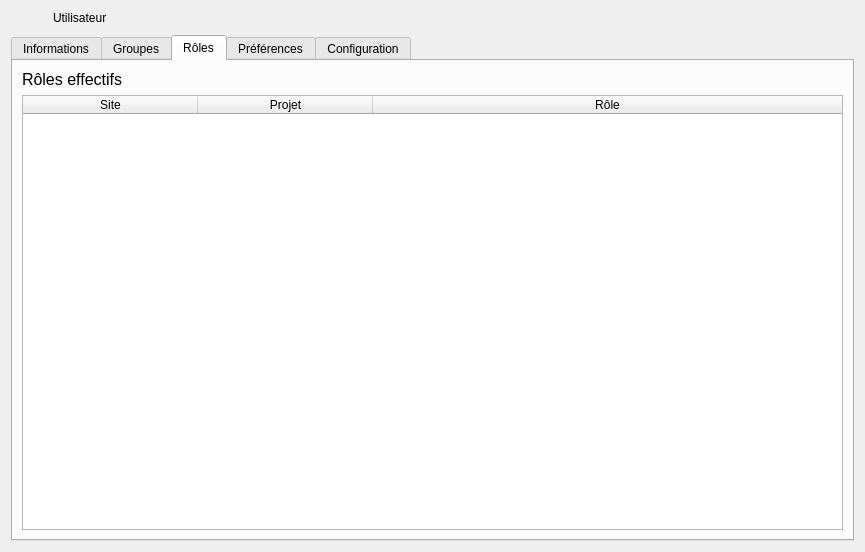
Before: the Qt Designer form client/src/editors/UserWidget.ui in introlab/openteraplus, drawn with Qt 5.
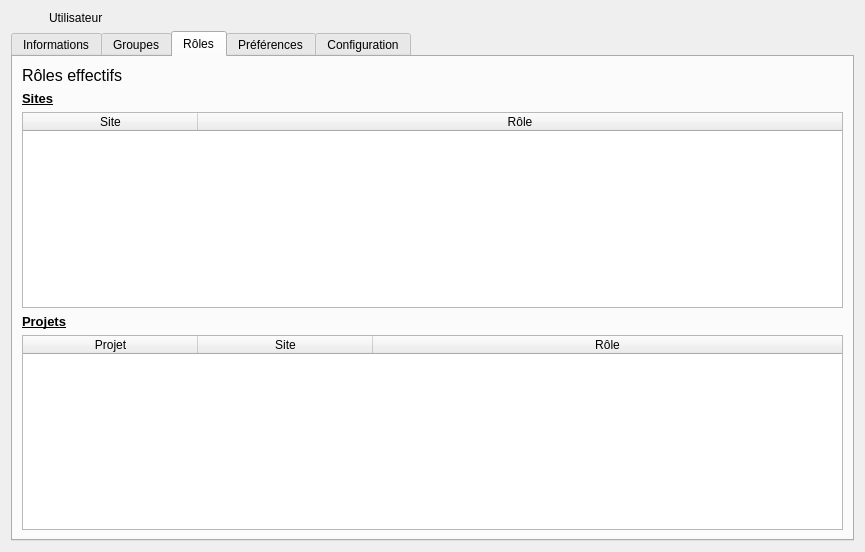
After: the same form once the commit is applied. The open tabs and pages were chosen to show the change. Icons and pictures are not drawn. Custom widgets are drawn as their Qt base class.

Commit message: Refs #1. Improved sites / projects roles display in UserWidget.

Patch:
```diff
--- a/client/src/editors/UserWidget.ui
+++ b/client/src/editors/UserWidget.ui
@@ -123,9 +123,6 @@
 </string>
   </property>
   <layout class="QVBoxLayout" name="verticalLayout">
-   <property name="spacing">
-    <number>10</number>
-   </property>
    <item>
     <layout class="QHBoxLayout" name="horizontalLayout_3">
      <item>
@@ -481,7 +478,22 @@
            </widget>
           </item>
           <item>
-           <widget class="QTableWidget" name="tableRoles">
+           <widget class="QLabel" name="lblSitesRoles">
+            <property name="font">
+             <font>
+              <pointsize>10</pointsize>
+              <weight>75</weight>
+              <bold>true</bold>
+              <underline>true</underline>
+             </font>
+            </property>
+            <property name="text">
+             <string>Sites</string>
+            </property>
+           </widget>
+          </item>
+          <item>
+           <widget class="QTableWidget" name="tableSitesRoles">
             <property name="selectionMode">
              <enum>QAbstractItemView::NoSelection</enum>
             </property>
@@ -500,16 +512,69 @@
             <attribute name="horizontalHeaderStretchLastSection">
              <bool>true</bool>
             </attribute>
+            <attribute name="verticalHeaderVisible">
+             <bool>false</bool>
+            </attribute>
             <column>
              <property name="text">
               <string>Site</string>
              </property>
             </column>
+            <column>
+             <property name="text">
+              <string>Rôle</string>
+             </property>
+            </column>
+           </widget>
+          </item>
+          <item>
+           <widget class="QLabel" name="lblProjectsRoles">
+            <property name="font">
+             <font>
+              <pointsize>10</pointsize>
+              <weight>75</weight>
+              <bold>true</bold>
+              <underline>true</underline>
+             </font>
+            </property>
+            <property name="text">
+             <string>Projets</string>
+            </property>
+           </widget>
+          </item>
+          <item>
+           <widget class="QTableWidget" name="tableProjectsRoles">
+            <property name="selectionMode">
+             <enum>QAbstractItemView::NoSelection</enum>
+            </property>
+            <property name="selectionBehavior">
+             <enum>QAbstractItemView::SelectRows</enum>
+            </property>
+            <property name="sortingEnabled">
+             <bool>true</bool>
+            </property>
+            <attribute name="horizontalHeaderDefaultSectionSize">
+             <number>175</number>
+            </attribute>
+            <attribute name="horizontalHeaderShowSortIndicator" stdset="0">
+             <bool>true</bool>
+            </attribute>
+            <attribute name="horizontalHeaderStretchLastSection">
+             <bool>true</bool>
+            </attribute>
+            <attribute name="verticalHeaderVisible">
+             <bool>false</bool>
+            </attribute>
             <column>
              <property name="text">
               <string>Projet</string>
              </property>
             </column>
+            <column>
+             <property name="text">
+              <string>Site</string>
+             </property>
+            </column>
             <column>
              <property name="text">
               <string>Rôle</string>
```
Left out of the diff: 2 changed lines with no effect on the pictures. The commit also changes 1 other file.
